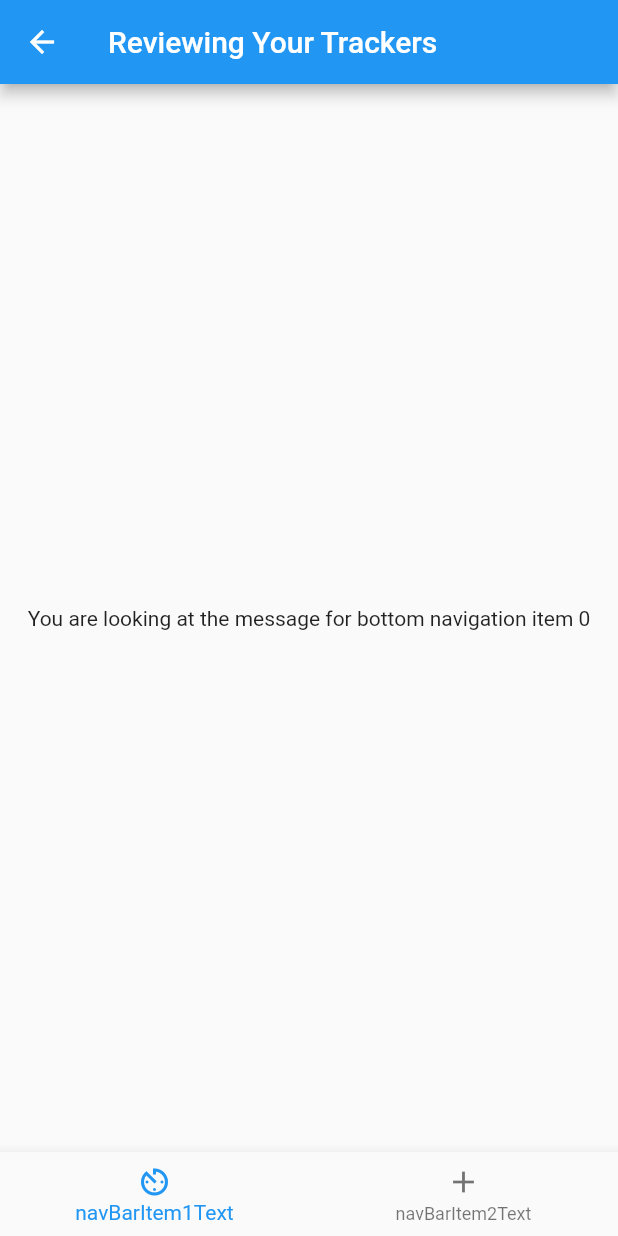
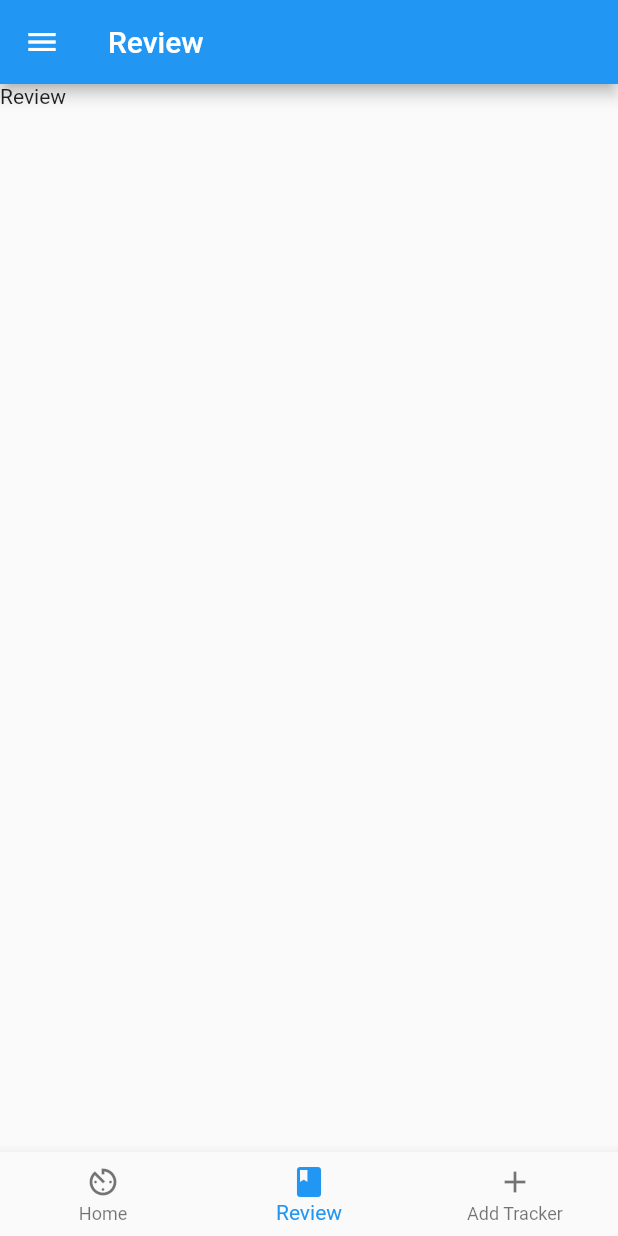
Before and after one commit to sbakht/review_your_day, a Flutter app: the screen it shows after launch, item 2 of the bottom bar chosen, on a phone screen of 412 x 824 dp. Run offline on Flutter 3.47's test engine with Material 2 defaults, Android fonts, the phone set to English and light mode, and no system bars.

Commit message:
build navigation and drawer

```diff
--- /dev/null
+++ b/lib/Navigation.dart
@@ -0,0 +1,93 @@
+import 'package:flutter/material.dart';
+import 'package:reviewyourday/page/CreateTracker.dart';
+import 'package:reviewyourday/page/Home.dart';
+import 'package:reviewyourday/page/Review.dart';
+
+class Navigation extends StatefulWidget {
+  @override
+  _NavigationState createState() => _NavigationState();
+}
+
+class _NavigationState extends State<Navigation> {
+  int _index = 0;
+
+  @override
+  Widget build(BuildContext context) {
+    return Scaffold(
+        appBar: AppBar(
+          title: Text(getTitle()),
+        ),
+        drawer: buildDrawer(),
+        body: buildPageView(),
+        bottomNavigationBar: BottomNavigationBar(
+          onTap: (tappedItemIndex) => setState(() {
+            _index = tappedItemIndex;
+          }),
+          currentIndex: _index,
+          items: buildBottomNav(),
+        ));
+  }
+
+  List<BottomNavigationBarItem> buildBottomNav() {
+    return [
+      BottomNavigationBarItem(
+        icon: Icon(Icons.av_timer),
+        title: Text('Home'),
+      ),
+      BottomNavigationBarItem(
+        icon: Icon(Icons.book),
+        title: Text('Review'),
+      ),
+      BottomNavigationBarItem(
+        icon: Icon(Icons.add),
+        title: Text('Add Tracker'),
+      )
+    ];
+  }
+
+  Widget buildPageView() {
+    if (_index == 0) {
+      return Home();
+    } else if (_index == 1) {
+      return Review();
+    } else if (_index == 2) {
+      return CreateTracker();
+    }
+    return null;
+  }
+
+  String getTitle() {
+    if (_index == 0) {
+      return "Home";
+    } else if (_index == 1) {
+      return 'Review';
+    } else if (_index == 2) {
+      return 'Add Tracker';
+    }
+    return "";
+  }
+}
+
+Drawer buildDrawer() {
+  return Drawer(
+    child: SafeArea(
+      child: ListView(
+        padding: EdgeInsets.zero,
+        children: const <Widget>[
+          ListTile(
+            leading: Icon(Icons.message),
+            title: Text('Messages'),
+          ),
+          ListTile(
+            leading: Icon(Icons.account_circle),
+            title: Text('Profile'),
+          ),
+          ListTile(
+            leading: Icon(Icons.settings),
+            title: Text('Settings'),
+          ),
+        ],
+      ),
+    ),
+  );
+}
--- a/lib/main.dart
+++ b/lib/main.dart
@@ -1,6 +1,6 @@
 import 'package:flutter/material.dart';
-import 'package:reviewyourday/page/CreateTracker.dart';
-import 'package:reviewyourday/page/Review.dart';
+
+import 'Navigation.dart';
 
 void main() {
   runApp(MyApp());
@@ -16,11 +16,13 @@ class MyApp extends StatelessWidget {
         primarySwatch: Colors.blue,
         visualDensity: VisualDensity.adaptivePlatformDensity,
       ),
-      initialRoute: '/',
-      routes: {
-        '/': (context) => CreateTracker(),
-        '/review': (context) => Review(),
-      },
+      home: Navigation(),
+//      initialRoute: '/',
+//      routes: {
+//        '/': (context) => Home(),
+//        '/create': (context) => CreateTracker(),
+//        '/review': (context) => Review(),
+//      },
     );
   }
 }
--- a/lib/page/CreateTracker.dart
+++ b/lib/page/CreateTracker.dart
@@ -6,36 +6,8 @@ class CreateTracker extends StatefulWidget {
 }
 
 class _CreateTrackerState extends State<CreateTracker> {
-  int _index = 0;
-
   @override
   Widget build(BuildContext context) {
-    return Scaffold(
-        appBar: AppBar(
-          title: Text('Create a Tracker'),
-        ),
-        body: Center(
-          child: Container(
-              child: Text(
-                  'You are looking at the message for bottom navigation item $_index')),
-        ),
-        bottomNavigationBar: BottomNavigationBar(
-            onTap: (tappedItemIndex) => setState(() {
-                  if (tappedItemIndex == 1) {
-                    Navigator.pushNamed(context, '/review');
-                  }
-//                  _index = tappedItemIndex;
-                }),
-            currentIndex: _index,
-            items: [
-              BottomNavigationBarItem(
-                icon: Icon(Icons.av_timer),
-                title: Text('navBarItem1Text'),
-              ),
-              BottomNavigationBarItem(
-                icon: Icon(Icons.add),
-                title: Text('navBarItem2Text'),
-              )
-            ]));
+    return Container(child: Text("Create Tracker"));
   }
 }
--- /dev/null
+++ b/lib/page/Home.dart
@@ -0,0 +1,13 @@
+import 'package:flutter/material.dart';
+
+class Home extends StatefulWidget {
+  @override
+  _HomeState createState() => _HomeState();
+}
+
+class _HomeState extends State<Home> {
+  @override
+  Widget build(BuildContext context) {
+    return Container(child: Text("Home"));
+  }
+}
--- a/lib/page/Review.dart
+++ b/lib/page/Review.dart
@@ -6,28 +6,8 @@ class Review extends StatefulWidget {
 }
 
 class _ReviewState extends State<Review> {
-  int _index = 0;
   @override
   Widget build(BuildContext context) {
-    return Scaffold(
-        appBar: AppBar(
-          title: Text('Reviewing Your Trackers'),
-        ),
-        body: Center(
-          child: Container(
-              child: Text(
-                  'You are looking at the message for bottom navigation item $_index')),
-        ),
-        bottomNavigationBar: BottomNavigationBar(
-            onTap: (tappedItemIndex) => setState(() {
-                  _index = tappedItemIndex;
-                }),
-            currentIndex: _index,
-            items: [
-              BottomNavigationBarItem(
-                  icon: Icon(Icons.av_timer), title: Text('navBarItem1Text')),
-              BottomNavigationBarItem(
-                  icon: Icon(Icons.add), title: Text('navBarItem2Text'))
-            ]));
+    return Container(child: Text("Review"));
   }
 }
```
